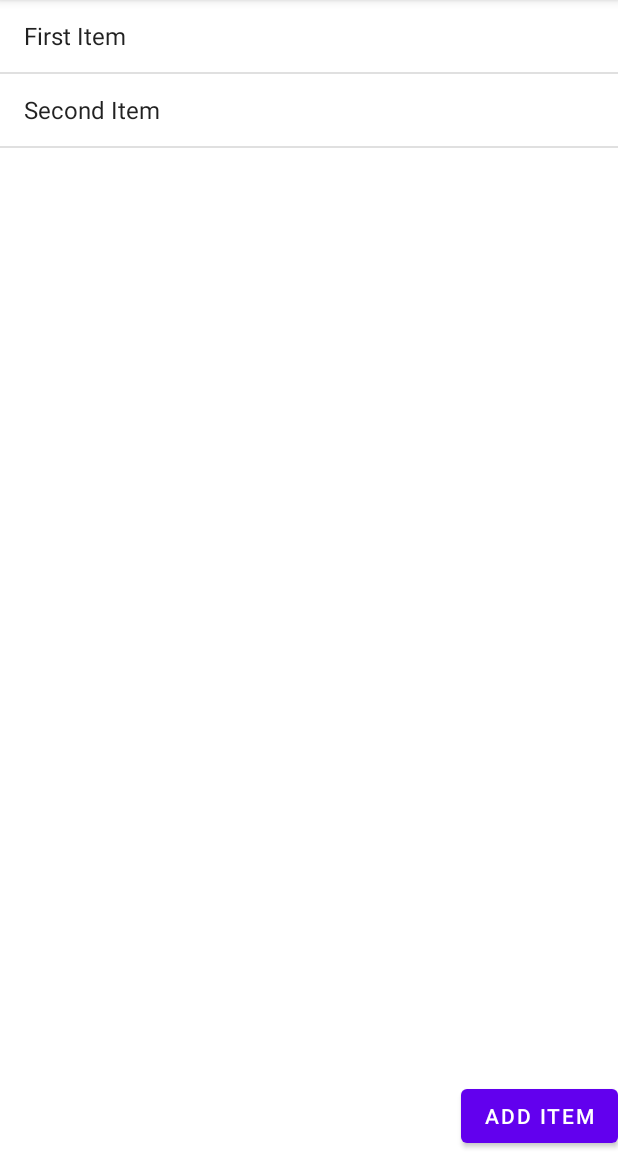
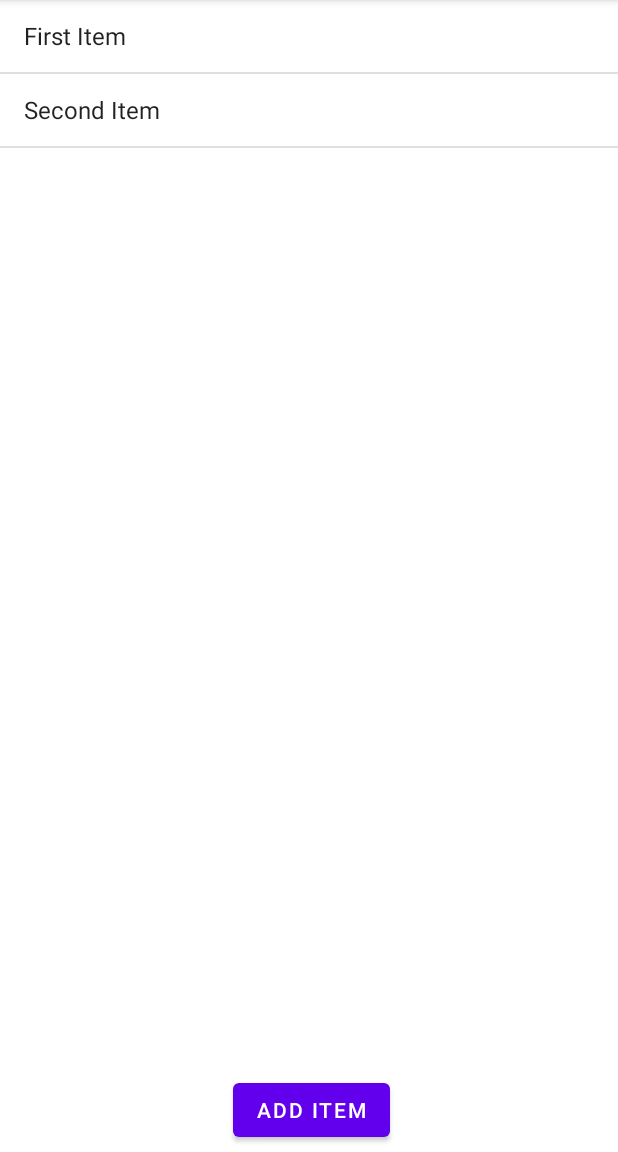
Before and after one commit to GameDeveloperEpsilon/ToDoetPrototype, an Android app: the PlannerActivity screen opened directly, with no data from a screen before it, on a phone screen of 412 x 824 dp, the part 84-1236 px from its top. Run offline under Robolectric (Android 15) with nearby library versions, the phone set to English and light mode, and no system bars.

```diff
--- a/app/src/main/java/com/example/todoetprototype/TaskCreationActivity.java
+++ b/app/src/main/java/com/example/todoetprototype/TaskCreationActivity.java
@@ -39,6 +39,7 @@ public class TaskCreationActivity extends AppCompatActivity {
             RadioButton selectedDifficultyBtn = findViewById(difficultyID);
             String taskDifficulty = (String) selectedDifficultyBtn.getText();
 
+
             // Finish and return to Planner Activity
             mContext.get().addPlannerItem(taskName, taskDifficulty);
             Toast.makeText(this, "Task Created: " + taskName + ", " + taskDifficulty, Toast.LENGTH_SHORT).show();
--- a/app/src/main/res/layout/activity_planner.xml
+++ b/app/src/main/res/layout/activity_planner.xml
@@ -15,15 +15,17 @@
 
 
     <Button
+        android:id="@+id/btnAddItem"
         android:layout_width="wrap_content"
         android:layout_height="wrap_content"
-        android:text="Add Item"
-        android:id="@+id/btnAddItem"
+        android:layout_alignParentEnd="true"
+        android:layout_alignParentRight="true"
         android:layout_alignParentBottom="true"
-        android:layout_alignParentRight="true"
-        android:layout_alignParentEnd="true"
-        android:onClick="onAddItem"/>
-
+        android:layout_marginEnd="152dp"
+        android:layout_marginRight="152dp"
+        android:layout_marginBottom="4dp"
+        android:onClick="onAddItem"
+        android:text="Add Item" />
 
 
 </RelativeLayout>
--- a/build.gradle
+++ b/build.gradle
@@ -1,5 +1,5 @@
 // Top-level build file where you can add configuration options common to all sub-projects/modules.
 plugins {
-    id 'com.android.application' version '7.4.1' apply false
-    id 'com.android.library' version '7.4.1' apply false
+    id 'com.android.application' version '7.3.1' apply false
+    id 'com.android.library' version '7.3.1' apply false
 }
```
